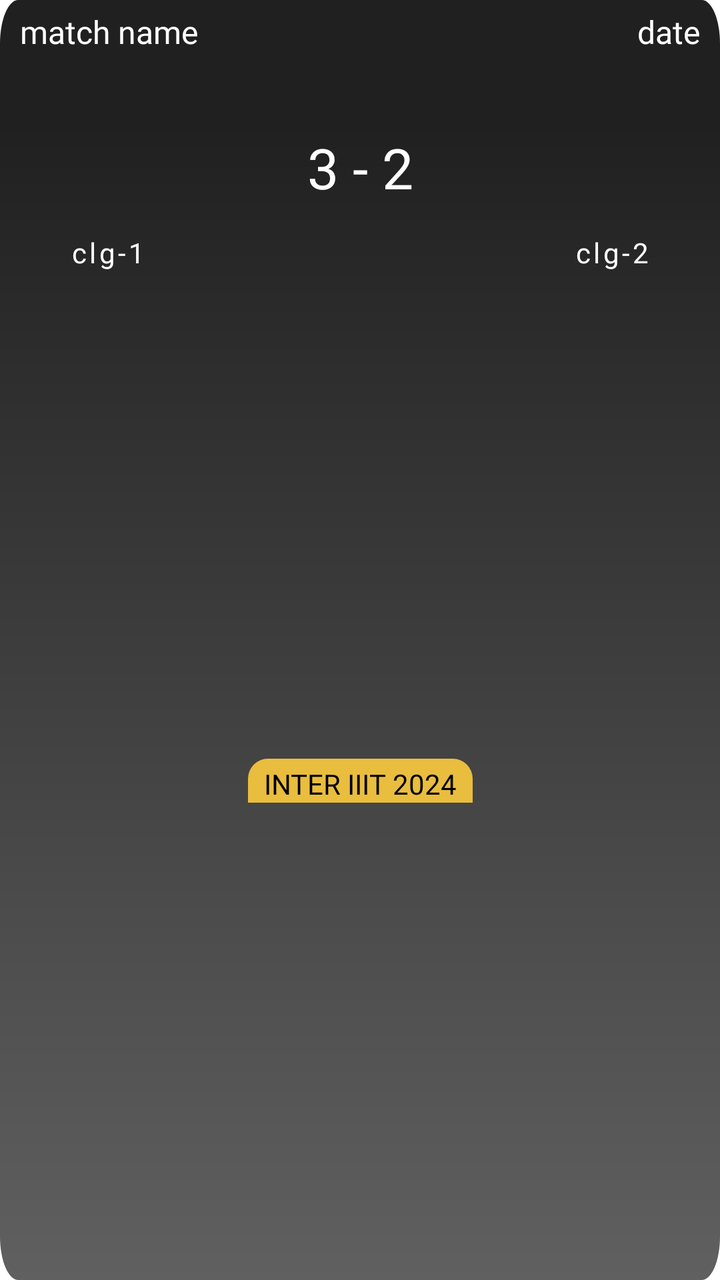
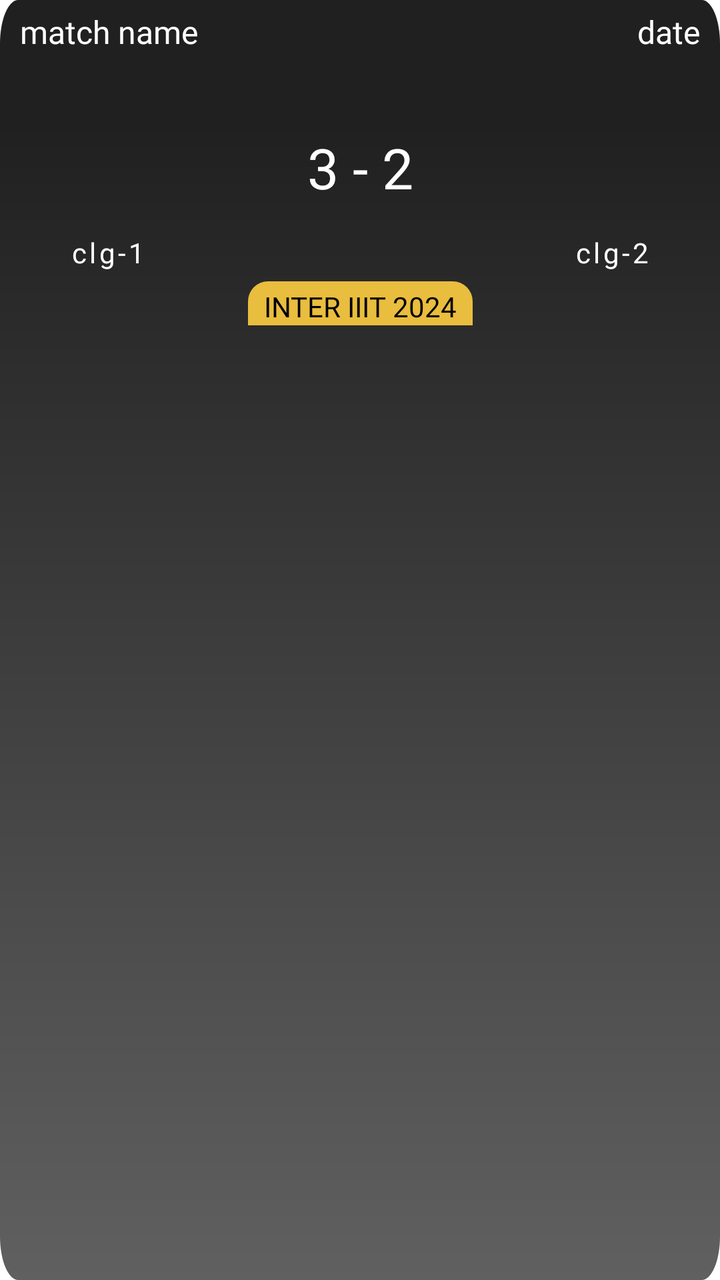

The first picture is an Android layout as it rendered before a commit; the second is the same layout after the commit. The layout source and the unified diff follow.
<!-- AndroidManifest.xml: application theme Theme.NavigationDrawer -->
<!-- res/layout/layout_football.xml -->
<?xml version="1.0" encoding="utf-8"?>
<androidx.constraintlayout.widget.ConstraintLayout xmlns:android="http://schemas.android.com/apk/res/android"
    xmlns:app="http://schemas.android.com/apk/res-auto"
    android:layout_width="match_parent"
    android:layout_height="wrap_content"
    android:layout_marginHorizontal="10dp"
    android:layout_marginVertical="10dp"
    android:background="@drawable/fade3">

    <LinearLayout
        android:id="@+id/lay1"
        android:layout_width="match_parent"
        android:layout_height="wrap_content"
        android:orientation="horizontal"
        android:padding="5dp"
        android:weightSum="1"
        app:layout_constraintEnd_toEndOf="parent"
        app:layout_constraintStart_toStartOf="parent"
        app:layout_constraintTop_toTopOf="parent">

        <TextView
            android:id="@+id/matchName"
            android:layout_width="0dp"
            android:layout_height="wrap_content"
            android:layout_gravity="center_vertical"
            android:layout_weight="0.7"
            android:fontFamily="@font/poppins_semibold"
            android:gravity="center_vertical|start"
            android:hint="match name"
            android:paddingHorizontal="5dp"
            android:textAllCaps="true"
            android:textColor="#E9E9E9"
            android:textColorHint="@color/white"
            android:textSize="16dp" />

        <TextView
            android:id="@+id/date"
            android:layout_width="0dp"
            android:layout_height="wrap_content"
            android:layout_gravity="center_vertical"
            android:layout_weight="0.3"
            android:fontFamily="@font/poppins_semibold"
            android:gravity="center_vertical|end"
            android:hint="date"
            android:paddingHorizontal="5dp"
            android:textColor="#E9E9E9"
            android:textColorHint="@color/white"
            android:textSize="16dp" />
    </LinearLayout>

    <LinearLayout
        android:layout_width="match_parent"
        android:layout_height="wrap_content"
        android:layout_marginTop="45dp"
        android:orientation="vertical"
        android:visibility="gone">

        <TextView
            android:id="@+id/time"
            android:layout_width="match_parent"
            android:layout_height="wrap_content"
            android:fontFamily="@font/poppins_medium"
            android:gravity="center"
            android:hint="time"
            android:textColor="@color/white"
            android:textColorHint="@color/white"
            android:textSize="16dp" />
    </LinearLayout>

    <LinearLayout
        android:id="@+id/layout"
        android:layout_width="match_parent"
        android:layout_height="wrap_content"
        android:orientation="horizontal"
        android:weightSum="1"
        app:layout_constraintEnd_toEndOf="parent"
        app:layout_constraintStart_toStartOf="parent"
        app:layout_constraintTop_toBottomOf="@id/lay1">

        <LinearLayout
            android:layout_width="0dp"
            android:layout_height="wrap_content"
            android:layout_gravity="center_vertical"
            android:layout_weight="0.3"
            android:orientation="vertical">

            <ImageView
                android:id="@+id/clgImg1"
                android:layout_width="match_parent"
                android:layout_height="80dp"
                android:scaleType="fitCenter" />

            <TextView
                android:id="@+id/clgName1"
                android:layout_width="match_parent"
                android:layout_height="wrap_content"
                android:layout_marginTop="5dp"
                android:fontFamily="@font/poppins_medium"
                android:gravity="center"
                android:paddingHorizontal="5dp"
                android:hint="clg-1"
                android:letterSpacing="0.1"
                android:textAllCaps="true"
                android:textColor="@color/white"
                android:textColorHint="@color/white" />
        </LinearLayout>

        <TextView
            android:id="@+id/points"
            android:layout_width="0dp"
            android:layout_height="wrap_content"
            android:layout_gravity="center_vertical"
            android:layout_weight="0.4"
            android:fontFamily="@font/poppins_medium"
            android:gravity="center"
            android:text="3 - 2"
            android:textColor="@color/white"
            android:textSize="28dp" />

        <LinearLayout
            android:layout_width="0dp"
            android:layout_height="wrap_content"
            android:layout_gravity="center_vertical"
            android:layout_weight="0.3"
            android:orientation="vertical">

            <ImageView
                android:id="@+id/clgImg2"
                android:layout_width="match_parent"
                android:layout_height="80dp"
                android:scaleType="fitCenter" />

            <TextView
                android:id="@+id/clgName2"
                android:layout_width="match_parent"
                android:layout_height="wrap_content"
                android:layout_marginTop="5dp"
                android:fontFamily="@font/poppins_medium"
                android:gravity="center"
                android:hint="clg-2"
                android:letterSpacing="0.1"
                android:paddingHorizontal="5dp"
                android:textAllCaps="true"
                android:textColor="@color/white"
                android:textColorHint="@color/white" />
        </LinearLayout>

    </LinearLayout>

    <TextView
        android:layout_width="wrap_content"
        android:layout_height="wrap_content"
        android:layout_marginTop="5dp"
        android:background="@drawable/backlesss"
        android:fontFamily="@font/poppins_medium"
        android:gravity="center|bottom"
        android:paddingHorizontal="8dp"
        android:paddingTop="3dp"
        android:text="inter iiit 2024"
        android:textAllCaps="true"
        android:textColor="@color/black"
        app:layout_constraintBottom_toBottomOf="parent"
        app:layout_constraintEnd_toEndOf="parent"
        app:layout_constraintStart_toStartOf="parent"
        app:layout_constraintTop_toBottomOf="@id/layout" />

</androidx.constraintlayout.widget.ConstraintLayout>
<!-- resources referenced by this layout -->
<resources>
  <color name="black">#FF000000</color>
  <color name="white">#FFFFFFFF</color>
  <!-- drawable backlesss (drawable) -->
  <?xml version="1.0" encoding="utf-8"?>
  <shape xmlns:android="http://schemas.android.com/apk/res/android">
      <solid android:color="#E9BD3E" /> 
  
      <corners
          android:topLeftRadius="10dp"
          android:topRightRadius="10dp" />
  </shape>
  <!-- drawable fade3 (drawable) -->
  <vector xmlns:android="http://schemas.android.com/apk/res/android"
      xmlns:aapt="http://schemas.android.com/aapt"
      android:width="400dp"
      android:height="293dp"
      android:viewportWidth="393"
      android:viewportHeight="293">
  
      <path android:pathData="M10,0h373c5.523,0 10,4.477 10,10v273c0,5.523 -4.477,10 -10,10h-373c-5.523,0 -10,-4.477 -10,-10v-273c0,-5.523 4.477,-10 10,-10Z">
          <aapt:attr name="android:fillColor">
              <gradient
                  android:endX="197"
                  android:endY="27.9"
                  android:startX="197"
                  android:startY="293"
                  android:type="linear">
                  <item
                      android:color="#606060"
                      android:offset="0" />
                  <item
                      android:color="#202020"
                      android:offset="1" />
              </gradient>
          </aapt:attr>
      </path>
  </vector>
  <style name="Theme.NavigationDrawer" parent="Theme.MaterialComponents.DayNight.NoActionBar">
          
          <item name="colorPrimary">#FFECA1</item>
          
      </style>
</resources>

<!-- the commit's change to res/layout/layout_football.xml (unified diff, before → after) -->
@@ -97,9 +97,9 @@
                 android:layout_marginTop="5dp"
                 android:fontFamily="@font/poppins_medium"
                 android:gravity="center"
-                android:paddingHorizontal="5dp"
                 android:hint="clg-1"
                 android:letterSpacing="0.1"
+                android:paddingHorizontal="5dp"
                 android:textAllCaps="true"
                 android:textColor="@color/white"
                 android:textColorHint="@color/white" />
@@ -159,7 +159,6 @@
         android:text="inter iiit 2024"
         android:textAllCaps="true"
         android:textColor="@color/black"
-        app:layout_constraintBottom_toBottomOf="parent"
         app:layout_constraintEnd_toEndOf="parent"
         app:layout_constraintStart_toStartOf="parent"
         app:layout_constraintTop_toBottomOf="@id/layout" />
